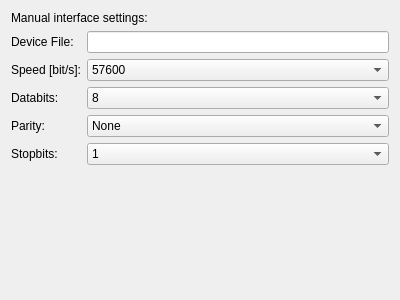
Above: trackeditor/serialwidget.ui from martinrunge/trackeditor before the change. Below: the same form after it.
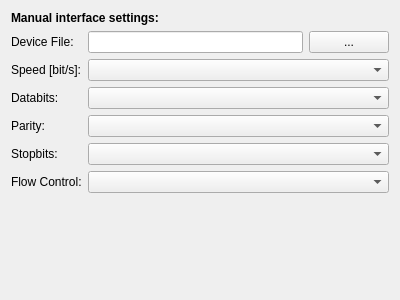
That is the form after the change.

What changed in the file:
```diff
--- a/trackeditor/serialwidget.ui
+++ b/trackeditor/serialwidget.ui
@@ -16,6 +16,12 @@
   <layout class="QGridLayout" name="gridLayout">
    <item row="0" column="0" colspan="2">
     <widget class="QLabel" name="label_2">
+     <property name="font">
+      <font>
+       <weight>75</weight>
+       <bold>true</bold>
+      </font>
+     </property>
      <property name="text">
       <string>Manual interface settings:</string>
      </property>
@@ -29,7 +35,14 @@
     </widget>
    </item>
    <item row="1" column="1">
-    <widget class="QLineEdit" name="lineEdit"/>
+    <widget class="QLineEdit" name="deviceFileLineEdit"/>
+   </item>
+   <item row="1" column="2">
+    <widget class="QPushButton" name="pushButton">
+     <property name="text">
+      <string>...</string>
+     </property>
+    </widget>
    </item>
    <item row="2" column="0">
     <widget class="QLabel" name="speedLabel">
@@ -38,36 +51,11 @@
      </property>
     </widget>
    </item>
-   <item row="2" column="1">
-    <widget class="QComboBox" name="comboBox">
+   <item row="2" column="1" colspan="2">
+    <widget class="QComboBox" name="speedComboBox">
      <property name="currentIndex">
-      <number>3</number>
+      <number>-1</number>
      </property>
-     <item>
-      <property name="text">
-       <string>9600</string>
-      </property>
-     </item>
-     <item>
-      <property name="text">
-       <string>14400</string>
-      </property>
-     </item>
-     <item>
-      <property name="text">
-       <string>28800</string>
-      </property>
-     </item>
-     <item>
-      <property name="text">
-       <string>57600</string>
-      </property>
-     </item>
-     <item>
-      <property name="text">
-       <string>115200</string>
-      </property>
-     </item>
     </widget>
    </item>
    <item row="3" column="0">
@@ -77,26 +65,11 @@
      </property>
     </widget>
    </item>
-   <item row="3" column="1">
-    <widget class="QComboBox" name="comboBox_2">
+   <item row="3" column="1" colspan="2">
+    <widget class="QComboBox" name="dataBitsComboBox">
      <property name="currentIndex">
-      <number>2</number>
+      <number>-1</number>
      </property>
-     <item>
-      <property name="text">
-       <string>6</string>
-      </property>
-     </item>
-     <item>
-      <property name="text">
-       <string>7</string>
-      </property>
-     </item>
-     <item>
-      <property name="text">
-       <string>8</string>
-      </property>
-     </item>
     </widget>
    </item>
    <item row="4" column="0">
@@ -106,24 +79,8 @@
      </property>
     </widget>
    </item>
-   <item row="4" column="1">
-    <widget class="QComboBox" name="comboBox_3">
-     <item>
-      <property name="text">
-       <string>None</string>
-      </property>
-     </item>
-     <item>
-      <property name="text">
-       <string>Odd</string>
-      </property>
-     </item>
-     <item>
-      <property name="text">
-       <string>Even</string>
-      </property>
-     </item>
-    </widget>
+   <item row="4" column="1" colspan="2">
+    <widget class="QComboBox" name="parityComboBox"/>
    </item>
    <item row="5" column="0">
     <widget class="QLabel" name="stopbitsLabel">
@@ -132,26 +89,23 @@
      </property>
     </widget>
    </item>
-   <item row="5" column="1">
-    <widget class="QComboBox" name="comboBox_4">
-     <item>
-      <property name="text">
-       <string>1</string>
-      </property>
-     </item>
-     <item>
-      <property name="text">
-       <string>1.5</string>
-      </property>
-     </item>
-     <item>
-      <property name="text">
-       <string>2</string>
-      </property>
-     </item>
+   <item row="5" column="1" colspan="2">
+    <widget class="QComboBox" name="stopBitsComboBox"/>
+   </item>
+   <item row="6" column="0">
+    <widget class="QLabel" name="label_3">
+     <property name="text">
+      <string>Flow Control:</string>
+     </property>
+     <property name="buddy">
+      <cstring>flowControlComboBox</cstring>
+     </property>
     </widget>
    </item>
-   <item row="6" column="1">
+   <item row="6" column="1" colspan="2">
+    <widget class="QComboBox" name="flowControlComboBox"/>
+   </item>
+   <item row="7" column="1">
     <spacer name="verticalSpacer">
      <property name="orientation">
       <enum>Qt::Vertical</enum>
```
Left out of the diff: 15 changed lines with no effect on the pictures.
